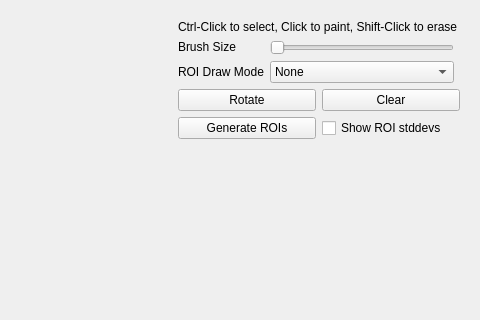
First picture: the form in src/pcot/assets/tabpctcalib.ui, repository AU-ExoMars/PCOT, before the edit; both pictures show x 397 to 877 and y 0 to 320 of the 877 by 533 pixel window.
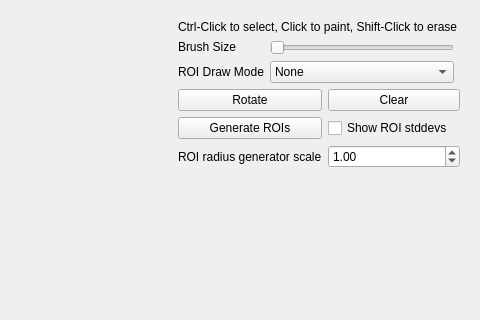
Second picture: the form after the edit. Custom widgets are drawn as their Qt base class.

What changed in the file:
```diff
--- a/src/pcot/assets/tabpctcalib.ui
+++ b/src/pcot/assets/tabpctcalib.ui
@@ -152,6 +152,26 @@
           </property>
          </widget>
         </item>
+        <item row="2" column="0">
+         <widget class="QLabel" name="label">
+          <property name="text">
+           <string>ROI radius generator scale</string>
+          </property>
+         </widget>
+        </item>
+        <item row="2" column="1">
+         <widget class="QDoubleSpinBox" name="radiusScale">
+          <property name="minimum">
+           <double>0.200000000000000</double>
+          </property>
+          <property name="maximum">
+           <double>3.000000000000000</double>
+          </property>
+          <property name="value">
+           <double>1.000000000000000</double>
+          </property>
+         </widget>
+        </item>
        </layout>
       </item>
       <item>
```
Left out of the diff: 28 changed lines with no effect on the pictures.
